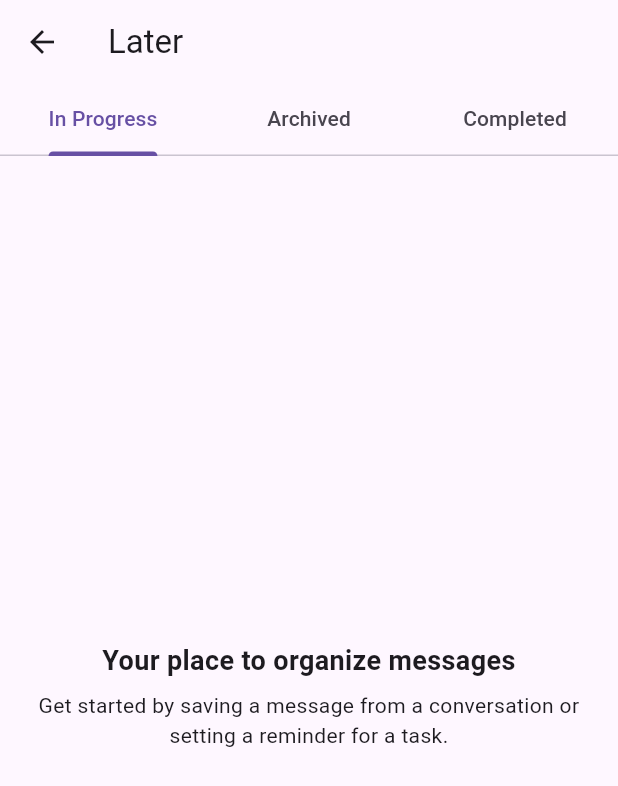
After one commit to ayechanmyaemoe/slack, a Flutter app: the Later screen opened directly, on a phone screen of 412 x 824 dp. The commit adds this screen. Shown: the top 786 px of the screen. Run offline on Flutter 3.47's test engine with Material 3 defaults, Android fonts, the phone set to English and light mode, and no system bars; our stand-ins replace font_awesome_flutter.

Commit message:
third commit

```diff
--- /dev/null
+++ b/lib/later_package/in_progress.dart
@@ -0,0 +1,31 @@
+// ignore_for_file: prefer_const_literals_to_create_immutables, prefer_const_constructors
+
+import 'package:flutter/material.dart';
+
+class InProgress extends StatelessWidget {
+  const InProgress({super.key});
+
+  @override
+  Widget build(BuildContext context) {
+    return Container(
+        padding: const EdgeInsets.all(25),
+        child: Column(
+          mainAxisAlignment: MainAxisAlignment.center,
+          children: [
+            Text(
+              'Your place to organize messages',
+              textAlign: TextAlign.center,
+              style: TextStyle(fontWeight: FontWeight.bold, fontSize: 18),
+            ),
+            SizedBox(
+              height: 7,
+            ),
+            Text(
+              'Get started by saving a message from a conversation or setting a reminder for a task.',
+              textAlign: TextAlign.center,
+              softWrap: true,
+            ),
+          ],
+        ));
+  }
+}
--- /dev/null
+++ b/lib/later_package/later.dart
@@ -0,0 +1,38 @@
+// ignore_for_file: prefer_const_constructors, prefer_const_literals_to_create_immutables
+
+import 'package:flutter/material.dart';
+import 'package:slack/later_package/archived.dart';
+import 'package:slack/later_package/completed.dart';
+import 'package:slack/later_package/in_progress.dart';
+
+class Later extends StatelessWidget {
+  const Later({super.key});
+
+  @override
+  Widget build(BuildContext context) {
+    return DefaultTabController(
+      length: 3,
+      child: Scaffold(
+          appBar: AppBar(
+        title: Text('Later'),
+        bottom: TabBar(tabs: [
+          Tab(
+            text: 'In Progress',
+          ),
+          Tab(
+            text: 'Archived',
+          ),
+          Tab(
+            text: 'Completed',
+          ),
+        ]),
+      ),
+      body: TabBarView(children: [
+        InProgress(),
+        Archived(),
+        Completed()
+      ]),
+      ),
+    );
+  }
+}
```
Also changed, not shown: lib/components/online_icon.dart (added, +24 -0 lines), lib/later_package/archived.dart (added, +31 -0 lines), lib/later_package/completed.dart (added, +35 -0 lines), lib/pages/homepage.dart (+19 -4 lines), lib/pages/searchpage.dart (+18 -2 lines), lib/search_browse_pages/browse_people.dart (added, +38 -0 lines), lib/search_browse_pages/browse_workflows.dart (added, +42 -0 lines), lib/pages/profile.dart (line endings or trailing spaces).
